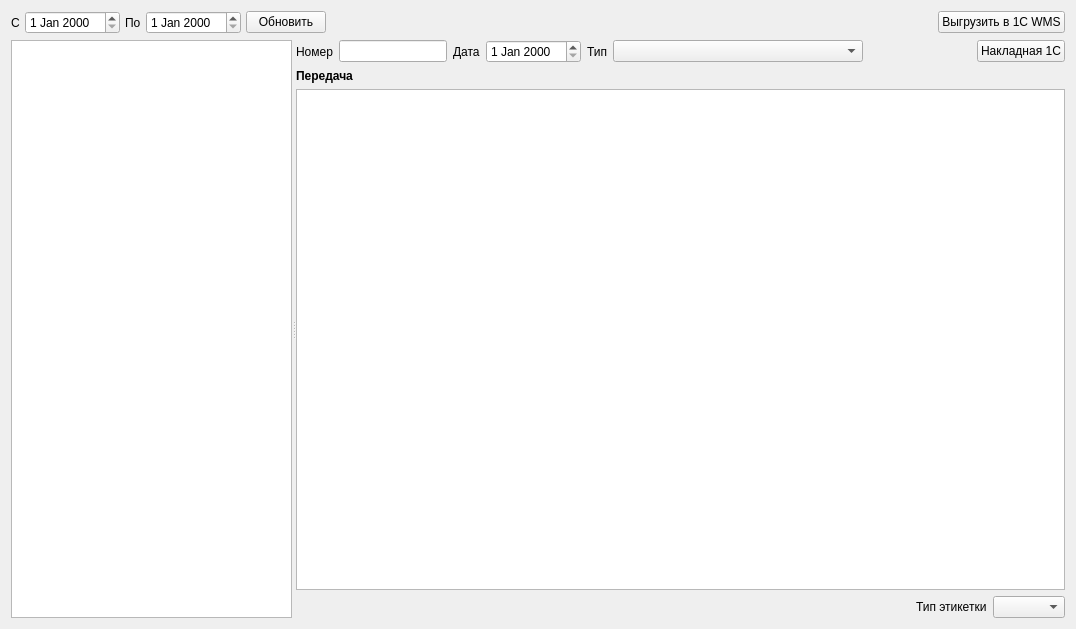
First picture: the form in formacceptancewire.ui, repository Sergeyego/warehouse, before the edit.
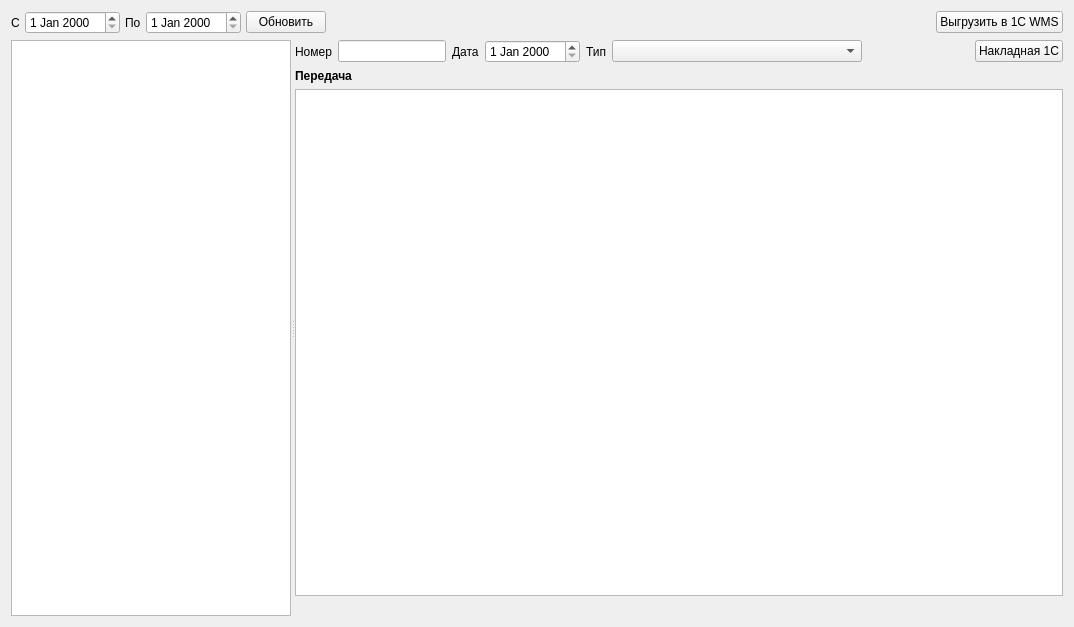
Second picture: the form after the edit. Custom widgets are drawn as their Qt base class.

The edit to the form file:
```diff
--- a/formacceptancewire.ui
+++ b/formacceptancewire.ui
@@ -6,8 +6,8 @@
    <rect>
     <x>0</x>
     <y>0</y>
-    <width>1076</width>
-    <height>629</height>
+    <width>1074</width>
+    <height>627</height>
    </rect>
   </property>
   <property name="windowTitle">
@@ -190,16 +190,6 @@
            </property>
           </spacer>
          </item>
-         <item>
-          <widget class="QLabel" name="label_6">
-           <property name="text">
-            <string>Тип этикетки</string>
-           </property>
-          </widget>
-         </item>
-         <item>
-          <widget class="QComboBox" name="comboBoxLblType"/>
-         </item>
         </layout>
        </item>
       </layout>
```
